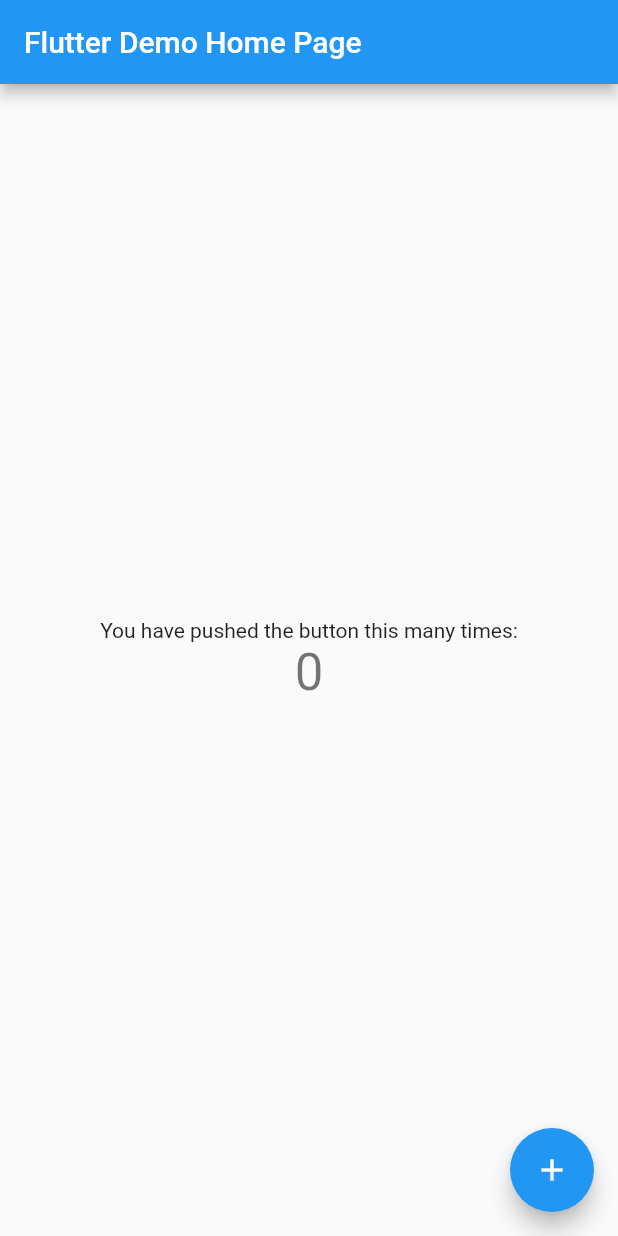
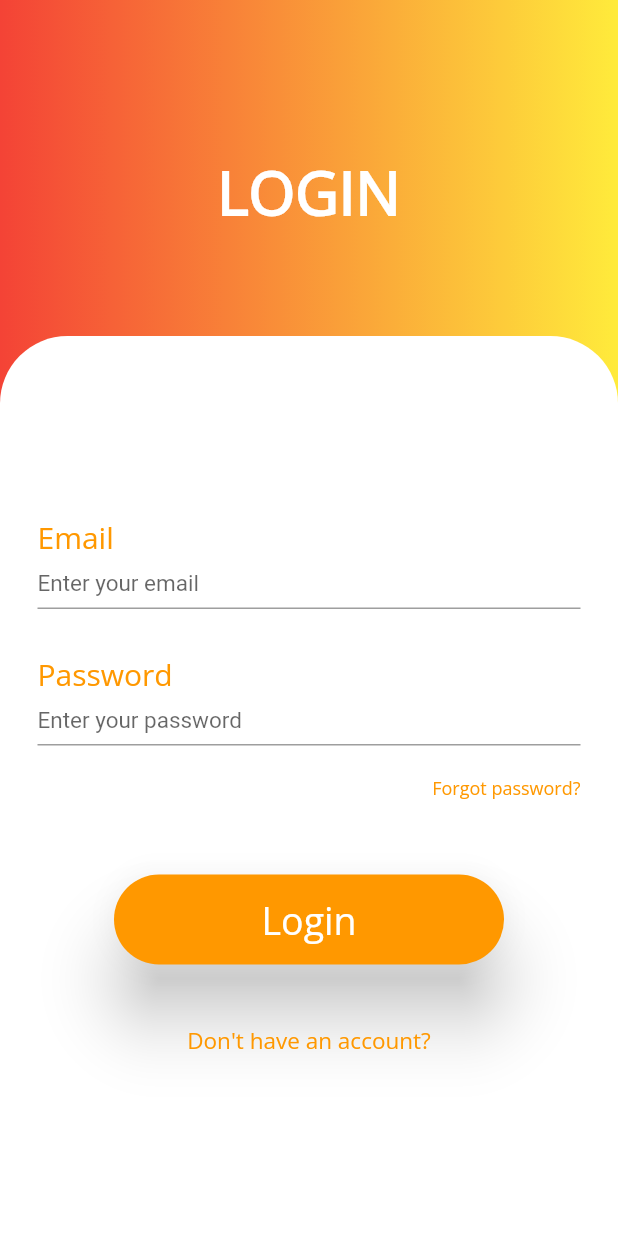
Before and after one commit to AlbertoPinto97/HistoView, a Flutter app: the screen it shows after launch, on a phone screen of 412 x 824 dp. Run offline on Flutter 3.47's test engine with Material 2 defaults, Android fonts, the phone set to English and light mode, and no system bars; our stand-ins replace form_field_validator.

Commit message:
login screen created

```diff
--- a/lib/main.dart
+++ b/lib/main.dart
@@ -1,4 +1,5 @@
 import 'package:flutter/material.dart';
+import 'package:histo_view/views/login_view.dart';
 
 void main() {
   runApp(const MyApp());
@@ -11,105 +12,16 @@ class MyApp extends StatelessWidget {
   @override
   Widget build(BuildContext context) {
     return MaterialApp(
-      title: 'Flutter Demo',
+      debugShowCheckedModeBanner: false,
+      title: 'HistoView',
       theme: ThemeData(
-        // This is the theme of your application.
-        //
-        // Try running your application with "flutter run". You'll see the
-        // application has a blue toolbar. Then, without quitting the app, try
-        // changing the primarySwatch below to Colors.green and then invoke
-        // "hot reload" (press "r" in the console where you ran "flutter run",
-        // or simply save your changes to "hot reload" in a Flutter IDE).
-        // Notice that the counter didn't reset back to zero; the application
-        // is not restarted.
-        primarySwatch: Colors.blue,
+        primarySwatch: Colors.orange,
       ),
-      home: const MyHomePage(title: 'Flutter Demo Home Page'),
+      initialRoute: '/',
+      routes: {
+        '/': (context) => const LoginView(),
+        '/login': (context) => const LoginView(),
+      },
     );
   }
 }
-
-class MyHomePage extends StatefulWidget {
-  const MyHomePage({Key? key, required this.title}) : super(key: key);
-
-  // This widget is the home page of your application. It is stateful, meaning
-  // that it has a State object (defined below) that contains fields that affect
-  // how it looks.
-
-  // This class is the configuration for the state. It holds the values (in this
-  // case the title) provided by the parent (in this case the App widget) and
-  // used by the build method of the State. Fields in a Widget subclass are
-  // always marked "final".
-
-  final String title;
-
-  @override
-  State<MyHomePage> createState() => _MyHomePageState();
-}
-
-class _MyHomePageState extends State<MyHomePage> {
-  int _counter = 0;
-
-  void _incrementCounter() {
-    setState(() {
-      // This call to setState tells the Flutter framework that something has
-      // changed in this State, which causes it to rerun the build method below
-      // so that the display can reflect the updated values. If we changed
-      // _counter without calling setState(), then the build method would not be
-      // called again, and so nothing would appear to happen.
-      _counter++;
-    });
-  }
-
-  @override
-  Widget build(BuildContext context) {
-    // This method is rerun every time setState is called, for instance as done
-    // by the _incrementCounter method above.
-    //
-    // The Flutter framework has been optimized to make rerunning build methods
-    // fast, so that you can just rebuild anything that needs updating rather
-    // than having to individually change instances of widgets.
-    return Scaffold(
-      appBar: AppBar(
-        // Here we take the value from the MyHomePage object that was created by
-        // the App.build method, and use it to set our appbar title.
-        title: Text(widget.title),
-      ),
-      body: Center(
-        // Center is a layout widget. It takes a single child and positions it
-        // in the middle of the parent.
-        child: Column(
-          // Column is also a layout widget. It takes a list of children and
-          // arranges them vertically. By default, it sizes itself to fit its
-          // children horizontally, and tries to be as tall as its parent.
-          //
-          // Invoke "debug painting" (press "p" in the console, choose the
-          // "Toggle Debug Paint" action from the Flutter Inspector in Android
-          // Studio, or the "Toggle Debug Paint" command in Visual Studio Code)
-          // to see the wireframe for each widget.
-          //
-          // Column has various properties to control how it sizes itself and
-          // how it positions its children. Here we use mainAxisAlignment to
-          // center the children vertically; the main axis here is the vertical
-          // axis because Columns are vertical (the cross axis would be
-          // horizontal).
-          mainAxisAlignment: MainAxisAlignment.center,
-          children: <Widget>[
-            const Text(
-              'You have pushed the button this many times:',
-            ),
-            Text(
-              '$_counter',
-              style: Theme.of(context).textTheme.headline4,
-            ),
-          ],
-        ),
-      ),
-      floatingActionButton: FloatingActionButton(
-        onPressed: _incrementCounter,
-        tooltip: 'Increment',
-        child: const Icon(Icons.add),
-      ), // This trailing comma makes auto-formatting nicer for build methods.
-    );
-  }
-}
--- /dev/null
+++ b/lib/views/login_view.dart
@@ -0,0 +1,172 @@
+import 'package:flutter/material.dart';
+import 'package:form_field_validator/form_field_validator.dart';
+
+class LoginView extends StatefulWidget {
+  const LoginView({Key? key}) : super(key: key);
+
+  @override
+  _LoginViewState createState() => _LoginViewState();
+}
+
+class _LoginViewState extends State<LoginView> {
+  final _loginFormKey = GlobalKey<FormState>();
+  final passwordValidator = MultiValidator([
+    RequiredValidator(errorText: 'Password is required'),
+    PatternValidator(r'(?=.*?[#?!@$%^&*-])',
+        errorText: 'Plese enter a valid email')
+  ]);
+
+  @override
+  Widget build(BuildContext context) {
+    return Scaffold(
+      resizeToAvoidBottomInset: false,
+      body: Container(
+        decoration: const BoxDecoration(
+            gradient: LinearGradient(colors: [Colors.red, Colors.yellow])),
+        child: Center(
+          child: Column(children: [
+            const SizedBox(
+              height: 100,
+            ),
+            //TITLE
+            const Text(
+              'LOGIN',
+              style: TextStyle(
+                  fontFamily: 'OpenSans',
+                  fontSize: 40,
+                  fontWeight: FontWeight.bold,
+                  color: Colors.white),
+            ),
+            const SizedBox(
+              height: 70,
+            ),
+            //FORM
+            Expanded(
+              child: Container(
+                decoration: const BoxDecoration(
+                  color: Colors.white,
+                  borderRadius:
+                      BorderRadius.vertical(top: Radius.circular(45.0)),
+                ),
+                padding: const EdgeInsets.symmetric(horizontal: 25),
+                child: Form(
+                  key: _loginFormKey,
+                  child: Column(
+                      mainAxisAlignment: MainAxisAlignment.center,
+                      children: [
+                        //EMAIL
+                        Container(
+                          alignment: Alignment.topLeft,
+                          child: const Text(
+                            'Email',
+                            style: TextStyle(
+                                fontFamily: 'OpenSans',
+                                fontSize: 20,
+                                color: Colors.orange),
+                          ),
+                        ),
+                        TextFormField(
+                          style: const TextStyle(fontSize: 15),
+                          decoration: const InputDecoration(
+                            isDense: true,
+                            hintText: 'Enter your email',
+                          ),
+                          validator: passwordValidator,
+                        ),
+                        const SizedBox(
+                          height: 30,
+                        ),
+                        //PASSWORD
+                        Container(
+                          alignment: Alignment.topLeft,
+                          child: const Text(
+                            'Password',
+                            style: TextStyle(
+                                fontFamily: 'OpenSans',
+                                fontSize: 20,
+                                color: Colors.orange),
+                          ),
+                        ),
+                        TextFormField(
+                          style: const TextStyle(fontSize: 15),
+                          obscureText: true,
+                          decoration: const InputDecoration(
+                              isDense: true, hintText: 'Enter your password'),
+                          validator: (value) {
+                            if (value == null || value.isEmpty) {
+                              return 'Password is required';
+                            }
+                            return null;
+                          },
+                        ),
+                        const SizedBox(
+                          height: 20,
+                        ),
+                        //FORGOT PASSWORD
+                        Container(
+                          alignment: Alignment.topRight,
+                          child: const Text(
+                            'Forgot password?',
+                            style: TextStyle(
+                                fontFamily: 'OpenSans',
+                                fontSize: 12,
+                                fontWeight: FontWeight.w300,
+                                color: Colors.orange),
+                          ),
+                        ),
+                        const SizedBox(
+                          height: 50,
+                        ),
+                        //BUTTON LOGIN
+                        SizedBox(
+                          height: 60,
+                          width: 260,
+                          child: ElevatedButton(
+                              style: ButtonStyle(
+                                elevation: MaterialStateProperty.all(20),
+                                shape: MaterialStateProperty.all<
+                                        RoundedRectangleBorder>(
+                                    RoundedRectangleBorder(
+                                  borderRadius: BorderRadius.circular(45.0),
+                                )),
+                                backgroundColor:
+                                    MaterialStateProperty.all(Colors.orange),
+                              ),
+                              onPressed: () {
+                                if (_loginFormKey.currentState!.validate()) {
+                                  ScaffoldMessenger.of(context).showSnackBar(
+                                    const SnackBar(
+                                        content: Text('Processing Data')),
+                                  );
+                                }
+                              },
+                              child: const Text(
+                                'Login',
+                                style: TextStyle(
+                                    fontSize: 25,
+                                    fontFamily: 'OpenSans',
+                                    color: Colors.white),
+                              )),
+                        ),
+                        const SizedBox(
+                          height: 40,
+                        ),
+                        //DON'T HAVE AN ACCOUNT
+                        const Text(
+                          "Don't have an account?",
+                          style: TextStyle(
+                              fontFamily: 'OpenSans',
+                              fontSize: 15,
+                              fontWeight: FontWeight.w400,
+                              color: Colors.orange),
+                        ),
+                      ]),
+                ),
+              ),
+            ),
+          ]),
+        ),
+      ),
+    );
+  }
+}
```
Also changed, not shown: pubspec.yaml (+7 -6 lines), assets/fonts/OpenSans-Bold.ttf (added), assets/fonts/OpenSans-Regular.ttf (added), pubspec.lock, 1 other file.
